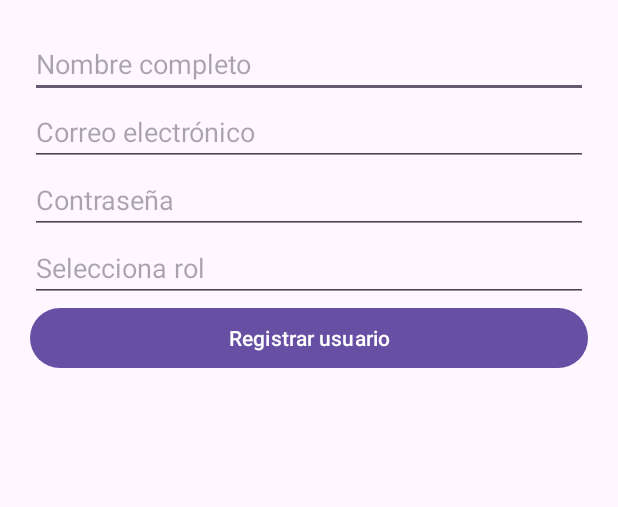
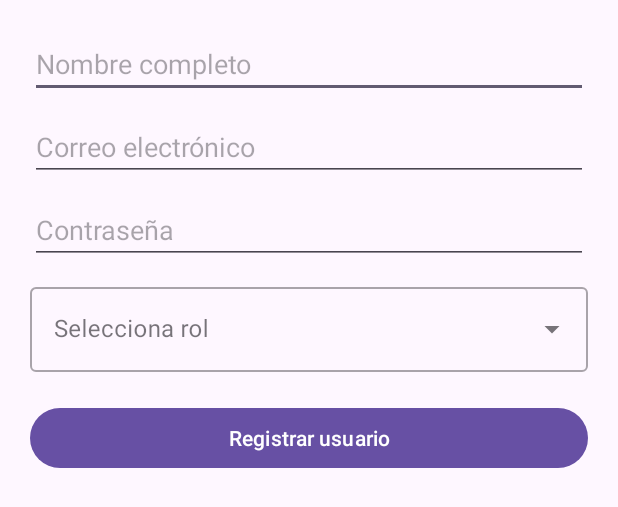
Before and after one commit to annapa0/GestorOP, an Android app: the layout fragment_crear_usuario.xml on its own in the app's theme, with its tools: preview values and no code run, on a phone screen of 412 x 824 dp. Shown: the top 507 px of the screen. Run offline under Robolectric (Android 15) with nearby library versions, the phone set to English and light mode, and no system bars.

Commit message:
creacion de usuarios completa

```diff
--- a/app/src/main/res/layout/fragment_crear_usuario.xml
+++ b/app/src/main/res/layout/fragment_crear_usuario.xml
@@ -1,8 +1,10 @@
 <FrameLayout xmlns:android="http://schemas.android.com/apk/res/android"
     xmlns:tools="http://schemas.android.com/tools"
+    xmlns:app="http://schemas.android.com/apk/res-auto"
     android:layout_width="match_parent"
     android:layout_height="match_parent"
     tools:context="com.example.gestorop.ui.CrearUsuarioFragment">
+
     <LinearLayout
         android:orientation="vertical"
         android:padding="20dp"
@@ -13,27 +15,40 @@
             android:id="@+id/etNombre"
             android:hint="Nombre completo"
             android:layout_width="match_parent"
-            android:layout_height="wrap_content"/>
+            android:layout_height="wrap_content"
+            android:layout_marginBottom="10dp"/>
 
         <EditText
             android:id="@+id/etEmail"
             android:hint="Correo electrónico"
             android:inputType="textEmailAddress"
             android:layout_width="match_parent"
-            android:layout_height="wrap_content"/>
+            android:layout_height="wrap_content"
+            android:layout_marginBottom="10dp"/>
 
         <EditText
             android:id="@+id/etPass"
             android:hint="Contraseña"
             android:inputType="textPassword"
             android:layout_width="match_parent"
-            android:layout_height="wrap_content"/>
+            android:layout_height="wrap_content"
+            android:layout_marginBottom="10dp"/>
 
-        <AutoCompleteTextView
-            android:id="@+id/listaRoles"
+        <com.google.android.material.textfield.TextInputLayout
+            android:layout_width="match_parent"
+            android:layout_height="wrap_content"
+            style="@style/Widget.MaterialComponents.TextInputLayout.OutlinedBox.ExposedDropdownMenu"
             android:hint="Selecciona rol"
-            android:layout_width="match_parent"
-            android:layout_height="wrap_content"/>
+            android:layout_marginBottom="20dp">
+
+            <AutoCompleteTextView
+                android:id="@+id/listaRoles"
+                android:layout_width="match_parent"
+                android:layout_height="wrap_content"
+                android:inputType="none"
+                tools:ignore="LabelFor"
+                />
+        </com.google.android.material.textfield.TextInputLayout>
 
         <Button
             android:id="@+id/btnRegistrar"
@@ -43,6 +58,4 @@
 
     </LinearLayout>
 
-
-
 </FrameLayout>
```
Also changed, not shown: app/src/main/java/com/example/gestorop/ui/CrearUsuarioFragment.java (+70 -37 lines).
